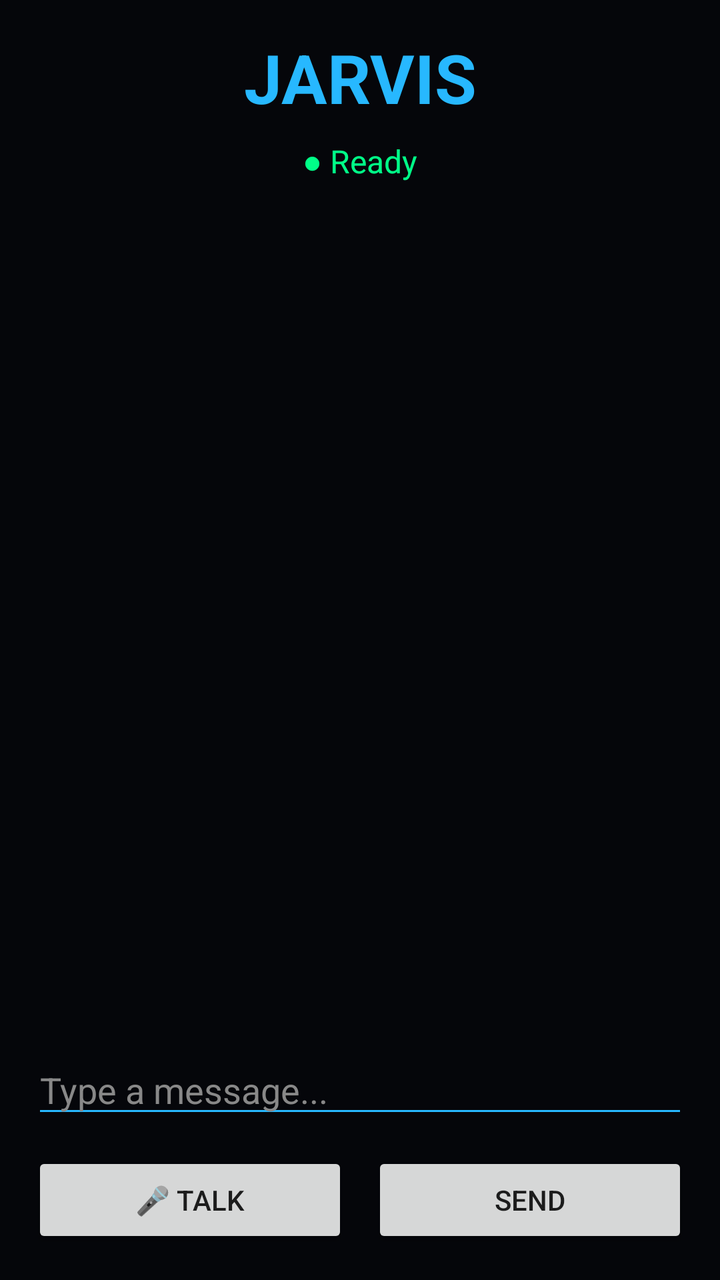
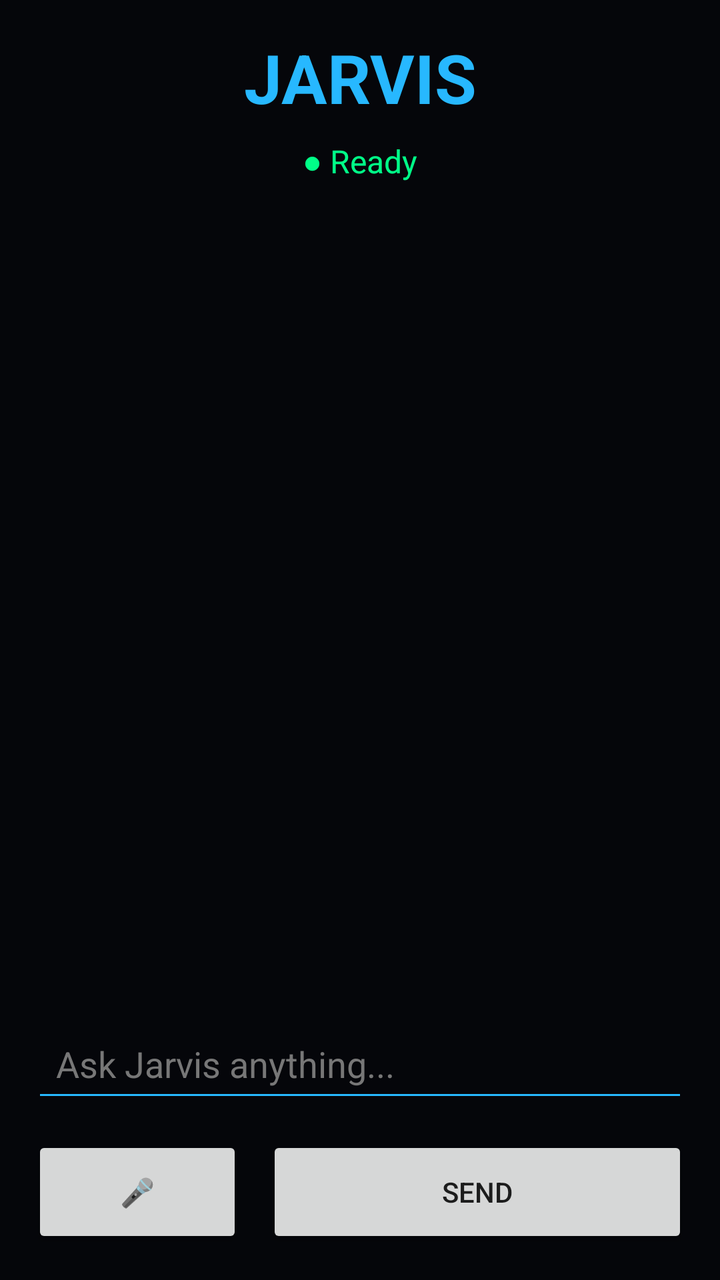

Before-and-after screenshots of an Android layout around one commit, followed by the original layout XML and the change that was made.
<!-- AndroidManifest.xml: application theme Theme.AppCompat.DayNight.NoActionBar -->
<!-- res/layout/activity_main.xml -->
<?xml version="1.0" encoding="utf-8"?>
<LinearLayout xmlns:android="http://schemas.android.com/apk/res/android"
    android:layout_width="match_parent"
    android:layout_height="match_parent"
    android:orientation="vertical"
    android:background="#05060A"
    android:padding="16dp">

    <TextView
        android:id="@+id/titleText"
        android:layout_width="match_parent"
        android:layout_height="wrap_content"
        android:text="JARVIS"
        android:textColor="#27B8FF"
        android:textSize="34sp"
        android:textStyle="bold"
        android:gravity="center"/>

    <TextView
        android:id="@+id/statusText"
        android:layout_width="match_parent"
        android:layout_height="wrap_content"
        android:text="● Ready"
        android:textColor="#00FF88"
        android:textSize="16sp"
        android:gravity="center"
        android:layout_marginTop="8dp"
        android:layout_marginBottom="12dp"/>

    <androidx.recyclerview.widget.RecyclerView
        android:id="@+id/chatList"
        android:layout_width="match_parent"
        android:layout_height="0dp"
        android:layout_weight="1"
        android:clipToPadding="false"
        android:paddingBottom="8dp"/>

    <EditText
        android:id="@+id/messageInput"
        android:layout_width="match_parent"
        android:layout_height="wrap_content"
        android:hint="Type a message..."
        android:textColor="#FFFFFF"
        android:textColorHint="#888888"
        android:backgroundTint="#27B8FF"/>

    <LinearLayout
        android:layout_width="match_parent"
        android:layout_height="wrap_content"
        android:orientation="horizontal"
        android:layout_marginTop="12dp">

        <Button
            android:id="@+id/talkButton"
            android:layout_width="0dp"
            android:layout_height="wrap_content"
            android:layout_weight="1"
            android:text="🎤 TALK"/>

        <Space
            android:layout_width="12dp"
            android:layout_height="1dp"/>

        <Button
            android:id="@+id/sendButton"
            android:layout_width="0dp"
            android:layout_height="wrap_content"
            android:layout_weight="1"
            android:text="SEND"/>

    </LinearLayout>

</LinearLayout>
<!-- resources referenced by this layout -->
<resources>

</resources>

<!-- the commit's change to res/layout/activity_main.xml (unified diff, before → after) -->
@@ -1,5 +1,6 @@
 <?xml version="1.0" encoding="utf-8"?>
 <LinearLayout xmlns:android="http://schemas.android.com/apk/res/android"
+    xmlns:tools="http://schemas.android.com/tools"
     android:layout_width="match_parent"
     android:layout_height="match_parent"
     android:orientation="vertical"
@@ -11,10 +12,10 @@
         android:layout_width="match_parent"
         android:layout_height="wrap_content"
         android:text="JARVIS"
-        android:textColor="#27B8FF"
         android:textSize="34sp"
         android:textStyle="bold"
-        android:gravity="center"/>
+        android:textColor="#27B8FF"
+        android:gravity="center" />
 
     <TextView
         android:id="@+id/statusText"
@@ -25,7 +26,7 @@
         android:textSize="16sp"
         android:gravity="center"
         android:layout_marginTop="8dp"
-        android:layout_marginBottom="12dp"/>
+        android:layout_marginBottom="16dp" />
 
     <androidx.recyclerview.widget.RecyclerView
         android:id="@+id/chatList"
@@ -33,16 +34,18 @@
         android:layout_height="0dp"
         android:layout_weight="1"
         android:clipToPadding="false"
-        android:paddingBottom="8dp"/>
+        android:paddingBottom="12dp"
+        tools:listitem="@layout/chat_item_jarvis" />
 
     <EditText
         android:id="@+id/messageInput"
         android:layout_width="match_parent"
         android:layout_height="wrap_content"
-        android:hint="Type a message..."
+        android:hint="Ask Jarvis anything..."
         android:textColor="#FFFFFF"
-        android:textColorHint="#888888"
-        android:backgroundTint="#27B8FF"/>
+        android:textColorHint="#777777"
+        android:backgroundTint="#27B8FF"
+        android:padding="12dp"/>
 
     <LinearLayout
         android:layout_width="match_parent"
@@ -53,9 +56,9 @@
         <Button
             android:id="@+id/talkButton"
             android:layout_width="0dp"
-            android:layout_height="wrap_content"
+            android:layout_height="56dp"
             android:layout_weight="1"
-            android:text="🎤 TALK"/>
+            android:text="🎤"/>
 
         <Space
             android:layout_width="12dp"
@@ -64,10 +67,30 @@
         <Button
             android:id="@+id/sendButton"
             android:layout_width="0dp"
-            android:layout_height="wrap_content"
-            android:layout_weight="1"
+            android:layout_height="56dp"
+            android:layout_weight="2"
             android:text="SEND"/>
 
     </LinearLayout>
 
 </LinearLayout>
+<!-- res/layout/chat_item_jarvis.xml (included above) -->
+<?xml version="1.0" encoding="utf-8"?>
+<LinearLayout xmlns:android="http://schemas.android.com/apk/res/android"
+    android:layout_width="match_parent"
+    android:layout_height="wrap_content"
+    android:gravity="start"
+    android:padding="8dp">
+
+    <TextView
+        android:id="@+id/messageText"
+        android:layout_width="wrap_content"
+        android:layout_height="wrap_content"
+        android:maxWidth="280dp"
+        android:padding="12dp"
+        android:textColor="#27B8FF"
+        android:textSize="16sp"
+        android:background="@drawable/jarvis_bubble"
+        android:text="Hello"/>
+
+</LinearLayout>
<!-- resource entries referenced after the edit -->
@@ -1,5 +1,21 @@
 <!-- resources referenced by this layout -->
 <resources>
-
+  <!-- drawable jarvis_bubble (drawable) -->
+  <?xml version="1.0" encoding="utf-8"?>
+  <shape xmlns:android="http://schemas.android.com/apk/res/android">
+  
+      <solid android:color="#1B1F2A"/>
+  
+      <stroke
+          android:width="2dp"
+          android:color="#27B8FF"/>
+  
+      <corners
+          android:topLeftRadius="20dp"
+          android:topRightRadius="20dp"
+          android:bottomLeftRadius="4dp"
+          android:bottomRightRadius="20dp"/>
+  
+  </shape>
 </resources>
 
